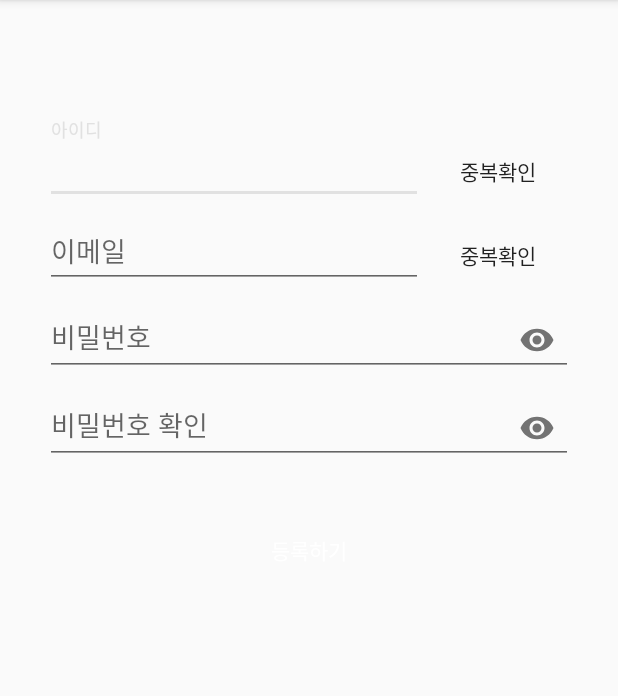
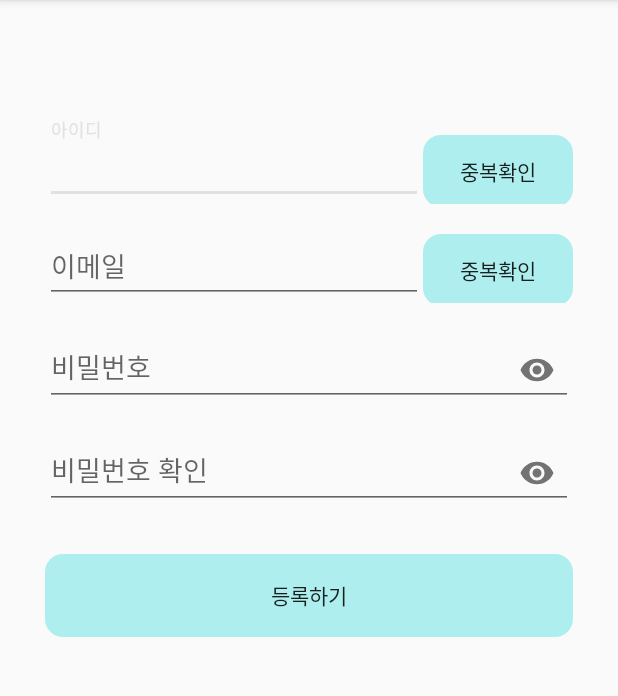
Before and after one commit to yw1196/Nocount, an Android app: the RegisterActivity screen opened directly, with no data from a screen before it, on a phone screen of 412 x 824 dp, the part 84-780 px from its top. Run offline under Robolectric (Android 15) with nearby library versions, the phone set to English and light mode, and no system bars; our stand-ins replace Volley.

Commit message:
회원가입 완료 후 로그인 페이지로 이동

```diff
--- a/app/src/main/AndroidManifest.xml
+++ b/app/src/main/AndroidManifest.xml
@@ -12,7 +12,8 @@
         android:label="@string/app_name"
         android:roundIcon="@mipmap/star_icon_round"
         android:supportsRtl="true"
-        android:theme="@style/AppTheme">
+        android:theme="@style/AppTheme"
+        android:networkSecurityConfig="@xml/network_security_config">
         <activity android:name=".MainActivity">
             <intent-filter>
                 <action android:name="android.intent.action.MAIN" />
--- a/app/src/main/java/com/example/hk/whywhy/RegisterActivity.java
+++ b/app/src/main/java/com/example/hk/whywhy/RegisterActivity.java
@@ -1,5 +1,6 @@
 package com.example.hk.whywhy;
 
+import android.content.Intent;
 import android.support.v7.app.AppCompatActivity;
 import android.os.Bundle;
 import android.util.Log;
@@ -99,6 +100,9 @@ public class RegisterActivity extends AppCompatActivity {
                 }
 
                 Regist();
+                Intent intent = new Intent(RegisterActivity.this, LoginActivity.class);
+                startActivity(intent);
+
 
             }
         });
--- a/app/src/main/res/layout/activity_home.xml
+++ b/app/src/main/res/layout/activity_home.xml
@@ -15,13 +15,14 @@
         android:layout_height="120dp"
         android:layout_centerHorizontal="true"
         android:layout_marginTop="50dp"
-        android:src="@drawable/logo2"/>
+        android:src="@mipmap/star_icon"/>
 
     <Button
         android:layout_width="wrap_content"
         android:layout_height="wrap_content"
         style="@style/Widget.AppCompat.ActionButton.CloseMode"
-        android:text="사진 변경"
+        android:text="NoCount"
+        android:textSize="20dp"
         android:layout_below="@id/profile_image"
         android:layout_centerHorizontal="true"
         android:id="@+id/btn_photo"/>
--- a/app/src/main/res/layout/activity_login.xml
+++ b/app/src/main/res/layout/activity_login.xml
@@ -12,7 +12,7 @@
 
     <ImageView
         android:id="@+id/logo"
-        android:src="@drawable/logo2"
+        android:src="@mipmap/star_icon"
         android:layout_marginBottom="30dp"
         android:layout_width="match_parent"
         android:layout_height="100dp" />
@@ -62,7 +62,7 @@
         android:id="@+id/btn_login"
         android:layout_below="@+id/layoutpassword"
         android:layout_marginTop="30dp"
-        android:backgroundTint="@color/colorPrimary2"
+        android:background="@drawable/btn_background"
         android:text="로그인"
         android:textColor="@color/colorText"
         android:layout_width="match_parent"
--- a/app/src/main/res/layout/activity_register.xml
+++ b/app/src/main/res/layout/activity_register.xml
@@ -16,6 +16,7 @@
         android:weightSum="2"
         android:layout_width="match_parent"
         android:layout_height="wrap_content"
+        android:paddingBottom="10dp"
         android:orientation="horizontal">
 
         <android.support.design.widget.TextInputLayout
@@ -33,6 +34,7 @@
 
         <Button
             android:id="@+id/btn_val1"
+            android:background="@drawable/btn_background"
             android:text="중복확인"
             android:layout_weight="1"
             android:layout_width="200dp"
@@ -45,6 +47,7 @@
     <LinearLayout
         android:layout_below="@+id/layout_text"
         android:weightSum="2"
+        android:paddingBottom="10dp"
         android:layout_width="match_parent"
         android:layout_height="wrap_content"
         android:orientation="horizontal">
@@ -64,6 +67,7 @@
 
         <Button
             android:id="@+id/btn_val2"
+            android:background="@drawable/btn_background"
             android:text="중복확인"
             android:layout_weight="1"
             android:layout_width="200dp"
@@ -74,6 +78,7 @@
     <android.support.design.widget.TextInputLayout
         android:layout_width="match_parent"
         android:layout_height="wrap_content"
+        android:paddingBottom="10dp"
         app:passwordToggleEnabled="true">
         <EditText
             android:id="@+id/password"
@@ -106,10 +111,9 @@
 
     <Button
         android:id="@+id/btn_regist"
-        android:backgroundTint="@color/colorPrimary"
+        android:background="@drawable/btn_background"
         android:text="등록하기"
         android:layout_marginTop="30dp"
-        android:textColor="@android:color/white"
         android:layout_width="match_parent"
         android:layout_height="55dp" />
 
--- /dev/null
+++ b/app/src/main/res/xml/network_security_config.xml
@@ -0,0 +1,4 @@
+<?xml version="1.0" encoding="utf-8"?>
+<network-security-config>
+    <base-config cleartextTrafficPermitted="true"/>
+</network-security-config>
```
Also changed, not shown: app/src/main/res/drawable/btn_background.xml (+1 -6 lines).
